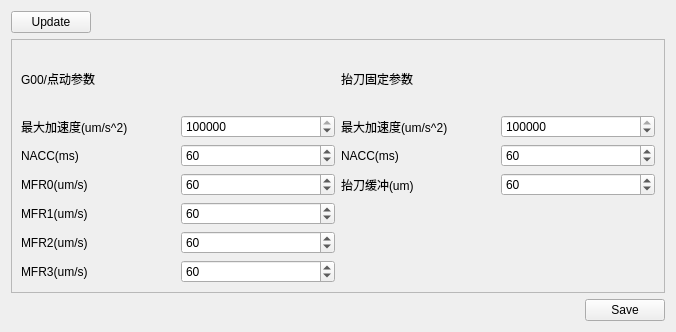
Old version of the form App/SystemSettingPanel/SystemSettingPanel.ui in the repository windsgo/edm_project.
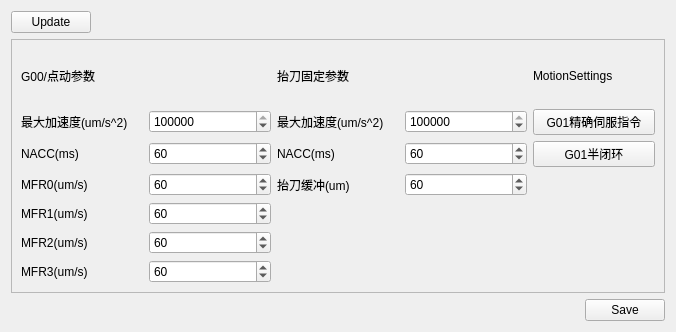
New version of the form.

Commit message: feat: motion settings

Diff of the .ui file:
```diff
--- a/App/SystemSettingPanel/SystemSettingPanel.ui
+++ b/App/SystemSettingPanel/SystemSettingPanel.ui
@@ -43,10 +43,49 @@
       <enum>QFrame::Raised</enum>
      </property>
      <layout class="QGridLayout" name="gridLayout">
-      <item row="0" column="0">
-       <widget class="QLabel" name="label">
+      <item row="7" column="1">
+       <widget class="QSpinBox" name="sb_pb_mfr3">
+        <property name="maximum">
+         <number>90000</number>
+        </property>
+        <property name="singleStep">
+         <number>1000</number>
+        </property>
+        <property name="value">
+         <number>60</number>
+        </property>
+       </widget>
+      </item>
+      <item row="1" column="1">
+       <widget class="QSpinBox" name="sb_pb_maxacc">
+        <property name="maximum">
+         <number>9000000</number>
+        </property>
+        <property name="singleStep">
+         <number>50000</number>
+        </property>
+        <property name="value">
+         <number>100000</number>
+        </property>
+       </widget>
+      </item>
+      <item row="3" column="3">
+       <widget class="QSpinBox" name="sb_jump_nacc">
+        <property name="maximum">
+         <number>500</number>
+        </property>
+        <property name="singleStep">
+         <number>10</number>
+        </property>
+        <property name="value">
+         <number>60</number>
+        </property>
+       </widget>
+      </item>
+      <item row="0" column="4">
+       <widget class="QLabel" name="label_12">
         <property name="text">
-         <string>G00/点动参数</string>
+         <string>MotionSettings</string>
         </property>
        </widget>
       </item>
@@ -57,6 +96,33 @@
         </property>
        </widget>
       </item>
+      <item row="7" column="0">
+       <widget class="QLabel" name="label_8">
+        <property name="text">
+         <string>MFR3(um/s)</string>
+        </property>
+       </widget>
+      </item>
+      <item row="6" column="1">
+       <widget class="QSpinBox" name="sb_pb_mfr2">
+        <property name="maximum">
+         <number>90000</number>
+        </property>
+        <property name="singleStep">
+         <number>1000</number>
+        </property>
+        <property name="value">
+         <number>60</number>
+        </property>
+       </widget>
+      </item>
+      <item row="3" column="0">
+       <widget class="QLabel" name="label_4">
+        <property name="text">
+         <string>NACC(ms)</string>
+        </property>
+       </widget>
+      </item>
       <item row="1" column="0">
        <widget class="QLabel" name="label_3">
         <property name="text">
@@ -64,23 +130,29 @@
         </property>
        </widget>
       </item>
-      <item row="1" column="1">
-       <widget class="QSpinBox" name="sb_pb_maxacc">
+      <item row="4" column="1">
+       <widget class="QSpinBox" name="sb_pb_mfr0">
         <property name="maximum">
-         <number>9000000</number>
+         <number>90000</number>
         </property>
         <property name="singleStep">
          <number>50000</number>
         </property>
         <property name="value">
-         <number>100000</number>
+         <number>60</number>
         </property>
        </widget>
       </item>
-      <item row="1" column="2">
-       <widget class="QLabel" name="label_9">
-        <property name="text">
-         <string>最大加速度(um/s^2)</string>
+      <item row="4" column="3">
+       <widget class="QSpinBox" name="sb_jump_buffer">
+        <property name="maximum">
+         <number>500</number>
+        </property>
+        <property name="singleStep">
+         <number>10</number>
+        </property>
+        <property name="value">
+         <number>60</number>
         </property>
        </widget>
       </item>
@@ -97,94 +169,28 @@
         </property>
        </widget>
       </item>
-      <item row="2" column="0">
-       <widget class="QLabel" name="label_4">
-        <property name="text">
-         <string>NACC(ms)</string>
-        </property>
-       </widget>
-      </item>
-      <item row="2" column="1">
-       <widget class="QSpinBox" name="sb_pb_nacc">
-        <property name="maximum">
-         <number>500</number>
-        </property>
-        <property name="singleStep">
-         <number>10</number>
-        </property>
-        <property name="value">
-         <number>60</number>
-        </property>
-       </widget>
-      </item>
-      <item row="2" column="2">
+      <item row="3" column="2">
        <widget class="QLabel" name="label_10">
         <property name="text">
          <string>NACC(ms)</string>
         </property>
        </widget>
       </item>
-      <item row="2" column="3">
-       <widget class="QSpinBox" name="sb_jump_nacc">
-        <property name="maximum">
-         <number>500</number>
-        </property>
-        <property name="singleStep">
-         <number>10</number>
-        </property>
-        <property name="value">
-         <number>60</number>
-        </property>
-       </widget>
-      </item>
-      <item row="3" column="0">
+      <item row="4" column="0">
        <widget class="QLabel" name="label_5">
         <property name="text">
          <string>MFR0(um/s)</string>
         </property>
        </widget>
       </item>
-      <item row="3" column="1">
-       <widget class="QSpinBox" name="sb_pb_mfr0">
-        <property name="maximum">
-         <number>90000</number>
-        </property>
-        <property name="singleStep">
-         <number>1000</number>
-        </property>
-        <property name="value">
-         <number>60</number>
-        </property>
-       </widget>
-      </item>
-      <item row="3" column="2">
-       <widget class="QLabel" name="label_11">
+      <item row="0" column="0">
+       <widget class="QLabel" name="label">
         <property name="text">
-         <string>抬刀缓冲(um)</string>
+         <string>G00/点动参数</string>
         </property>
        </widget>
       </item>
-      <item row="3" column="3">
-       <widget class="QSpinBox" name="sb_jump_buffer">
-        <property name="maximum">
-         <number>500</number>
-        </property>
-        <property name="singleStep">
-         <number>10</number>
-        </property>
-        <property name="value">
-         <number>60</number>
-        </property>
-       </widget>
-      </item>
-      <item row="4" column="0">
-       <widget class="QLabel" name="label_6">
-        <property name="text">
-         <string>MFR1(um/s)</string>
-        </property>
-       </widget>
-      </item>
-      <item row="4" column="1">
+      <item row="5" column="1">
        <widget class="QSpinBox" name="sb_pb_mfr1">
         <property name="maximum">
          <number>90000</number>
@@ -198,42 +204,63 @@
        </widget>
       </item>
       <item row="5" column="0">
+       <widget class="QLabel" name="label_6">
+        <property name="text">
+         <string>MFR1(um/s)</string>
+        </property>
+       </widget>
+      </item>
+      <item row="3" column="1">
+       <widget class="QSpinBox" name="sb_pb_nacc">
+        <property name="maximum">
+         <number>500</number>
+        </property>
+        <property name="singleStep">
+         <number>10</number>
+        </property>
+        <property name="value">
+         <number>60</number>
+        </property>
+       </widget>
+      </item>
+      <item row="6" column="0">
        <widget class="QLabel" name="label_7">
         <property name="text">
          <string>MFR2(um/s)</string>
         </property>
        </widget>
       </item>
-      <item row="5" column="1">
-       <widget class="QSpinBox" name="sb_pb_mfr2">
-        <property name="maximum">
-         <number>90000</number>
+      <item row="1" column="4">
+       <widget class="QPushButton" name="pb_enable_g01_run_each_servo_cmd">
+        <property name="text">
+         <string>G01精确伺服指令</string>
         </property>
-        <property name="singleStep">
-         <number>1000</number>
+        <property name="checkable">
+         <bool>true</bool>
         </property>
-        <property name="value">
-         <number>60</number>
+       </widget>
+      </item>
+      <item row="4" column="2">
+       <widget class="QLabel" name="label_11">
+        <property name="text">
+         <string>抬刀缓冲(um)</string>
         </property>
        </widget>
       </item>
-      <item row="6" column="0">
-       <widget class="QLabel" name="label_8">
+      <item row="1" column="2">
+       <widget class="QLabel" name="label_9">
         <property name="text">
-         <string>MFR3(um/s)</string>
+         <string>最大加速度(um/s^2)</string>
         </property>
        </widget>
       </item>
-      <item row="6" column="1">
-       <widget class="QSpinBox" name="sb_pb_mfr3">
-        <property name="maximum">
-         <number>90000</number>
+      <item row="3" column="4">
+       <widget class="QPushButton" name="pb_enable_g01_half_closed_loop">
+        <property name="text">
+         <string>G01半闭环</string>
         </property>
-        <property name="singleStep">
-         <number>1000</number>
-        </property>
-        <property name="value">
-         <number>60</number>
+        <property name="checkable">
+         <bool>true</bool>
         </property>
        </widget>
       </item>
```
Left out of the diff: 2 changed lines with no effect on the pictures. The commit also changes 9 other files.
